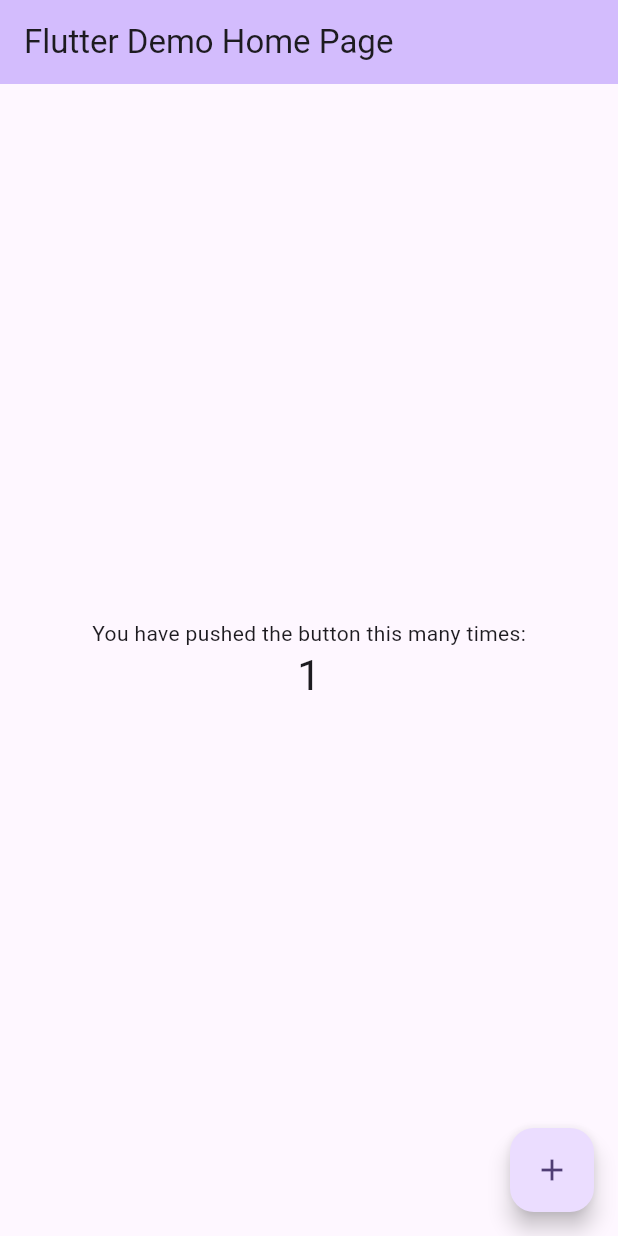
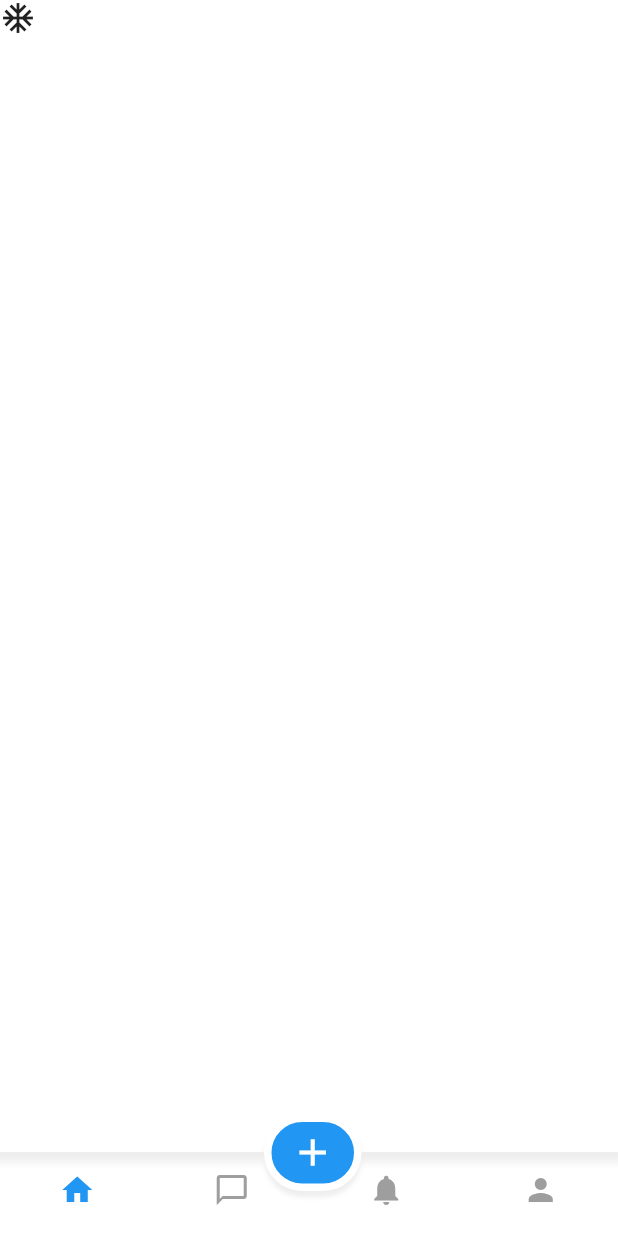
Before and after one commit to Nomankhan65/My-Code, a Flutter app: the screen it shows after launch, after a tap on the "add" icon, on a phone screen of 412 x 824 dp. Run offline on Flutter 3.47's test engine with Material 3 defaults, Android fonts, the phone set to English and light mode, and no system bars; our stand-ins replace get.

Commit message:
bottom nav bar added

```diff
--- /dev/null
+++ b/lib/controller/home_controller.dart
@@ -0,0 +1,17 @@
+import 'package:flutter/material.dart';
+import 'package:get/get.dart';
+
+class HomeController extends GetxController{
+
+  RxInt currentIndex=0.obs;
+   RxList screenList = [
+    Icon(Icons.ac_unit),
+    Icon(Icons.abc_rounded),
+    Icon(Icons.access_alarm),
+    Icon(Icons.access_time_filled_outlined)
+  ].obs;
+
+  onChange(int index){
+  currentIndex.value=index;
+  }
+}
--- a/lib/main.dart
+++ b/lib/main.dart
@@ -1,3 +1,4 @@
+import 'package:code/view/home_view.dart';
 import 'package:flutter/material.dart';
 
 void main() {
@@ -31,95 +32,7 @@ class MyApp extends StatelessWidget {
         colorScheme: ColorScheme.fromSeed(seedColor: Colors.deepPurple),
         useMaterial3: true,
       ),
-      home: const MyHomePage(title: 'Flutter Demo Home Page'),
+      home: HomeView(),
     );
   }
 }
-
-class MyHomePage extends StatefulWidget {
-  const MyHomePage({super.key, required this.title});
-
-  // This widget is the home page of your application. It is stateful, meaning
-  // that it has a State object (defined below) that contains fields that affect
-  // how it looks.
-
-  // This class is the configuration for the state. It holds the values (in this
-  // case the title) provided by the parent (in this case the App widget) and
-  // used by the build method of the State. Fields in a Widget subclass are
-  // always marked "final".
-
-  final String title;
-
-  @override
-  State<MyHomePage> createState() => _MyHomePageState();
-}
-
-class _MyHomePageState extends State<MyHomePage> {
-  int _counter = 0;
-
-  void _incrementCounter() {
-    setState(() {
-      // This call to setState tells the Flutter framework that something has
-      // changed in this State, which causes it to rerun the build method below
-      // so that the display can reflect the updated values. If we changed
-      // _counter without calling setState(), then the build method would not be
-      // called again, and so nothing would appear to happen.
-      _counter++;
-    });
-  }
-
-  @override
-  Widget build(BuildContext context) {
-    // This method is rerun every time setState is called, for instance as done
-    // by the _incrementCounter method above.
-    //
-    // The Flutter framework has been optimized to make rerunning build methods
-    // fast, so that you can just rebuild anything that needs updating rather
-    // than having to individually change instances of widgets.
-    return Scaffold(
-      appBar: AppBar(
-        // TRY THIS: Try changing the color here to a specific color (to
-        // Colors.amber, perhaps?) and trigger a hot reload to see the AppBar
-        // change color while the other colors stay the same.
-        backgroundColor: Theme.of(context).colorScheme.inversePrimary,
-        // Here we take the value from the MyHomePage object that was created by
-        // the App.build method, and use it to set our appbar title.
-        title: Text(widget.title),
-      ),
-      body: Center(
-        // Center is a layout widget. It takes a single child and positions it
-        // in the middle of the parent.
-        child: Column(
-          // Column is also a layout widget. It takes a list of children and
-          // arranges them vertically. By default, it sizes itself to fit its
-          // children horizontally, and tries to be as tall as its parent.
-          //
-          // Column has various properties to control how it sizes itself and
-          // how it positions its children. Here we use mainAxisAlignment to
-          // center the children vertically; the main axis here is the vertical
-          // axis because Columns are vertical (the cross axis would be
-          // horizontal).
-          //
-          // TRY THIS: Invoke "debug painting" (choose the "Toggle Debug Paint"
-          // action in the IDE, or press "p" in the console), to see the
-          // wireframe for each widget.
-          mainAxisAlignment: MainAxisAlignment.center,
-          children: <Widget>[
-            const Text(
-              'You have pushed the button this many times:',
-            ),
-            Text(
-              '$_counter',
-              style: Theme.of(context).textTheme.headlineMedium,
-            ),
-          ],
-        ),
-      ),
-      floatingActionButton: FloatingActionButton(
-        onPressed: _incrementCounter,
-        tooltip: 'Increment',
-        child: const Icon(Icons.add),
-      ), // This trailing comma makes auto-formatting nicer for build methods.
-    );
-  }
-}
--- /dev/null
+++ b/lib/view/home_view.dart
@@ -0,0 +1,116 @@
+import 'package:code/controller/home_controller.dart';
+import 'package:flutter/cupertino.dart';
+import 'package:flutter/material.dart';
+import 'package:get/get.dart';
+import 'package:get/get_core/src/get_main.dart';
+
+class HomeView extends StatelessWidget {
+  HomeView({super.key});
+
+  final controller = Get.put(HomeController());
+  @override
+  Widget build(BuildContext context) {
+    return SafeArea(
+      child: Scaffold(
+        backgroundColor: Colors.white,
+        body: controller.screenList[controller.currentIndex
+            .value], // Display the screen based on the selected index
+        bottomNavigationBar: Obx(() {
+          return Stack(
+            clipBehavior: Clip.none,
+            children: [
+              Container(
+                decoration: BoxDecoration(
+                  gradient: LinearGradient(
+                    colors: [
+                      Colors.grey.shade200, // Grey color
+                      Colors.white, // White color
+                    ],
+                    stops: [
+                      0.05, // 10% grey
+                      0.2, // 90% white
+                    ],
+                    begin: Alignment.topCenter,
+                    end: Alignment.bottomCenter,
+                  ),
+                ),
+                child: BottomNavigationBar(
+                  elevation: 0,
+                  backgroundColor: Colors.transparent,
+                  unselectedItemColor: Colors.grey,
+                  selectedFontSize:12,
+                  showSelectedLabels:false,
+                  currentIndex:controller.currentIndex.value, // Active tab index
+                  selectedItemColor: Colors.blue, // Change to match your design
+                  selectedLabelStyle: const TextStyle(fontFamily: 'Mulish'),
+                  unselectedLabelStyle: const TextStyle(fontFamily: 'Mulish'),
+                  showUnselectedLabels: false,
+                  type:
+                      BottomNavigationBarType.fixed, // Ensure consistent layout
+                  onTap: (index) {
+                    controller.onChange(index); // Handle tab change
+                  },
+                  items: [
+                    BottomNavigationBarItem(
+                      icon: Icon(Icons.home),
+                      label:'',
+                    ),
+                    BottomNavigationBarItem(
+                      icon: Icon(Icons.chat_bubble_outline),
+                      label: '',
+                    ),
+                    BottomNavigationBarItem(
+                      icon: Icon(Icons.notifications),
+                      label: '',
+                    ),
+                    BottomNavigationBarItem(
+                      icon: Icon(Icons.person),
+                      label: '',
+                    ),
+                  ],
+                ),
+              ),
+              Positioned(
+                top: -25,
+                left: MediaQuery.of(context).size.width / 2 -
+                    30, // Center the "+" button
+                child: GestureDetector(
+                  onTap: () {
+                    // Define the action for "+" button
+                  },
+                  child: Column(
+                    mainAxisAlignment: MainAxisAlignment.center,
+                    children: [
+                      Container(
+                        width: 65,
+                        height: 51,
+                        decoration: BoxDecoration(
+                            color: Colors.blue,
+                            borderRadius: BorderRadius.circular(30),
+                            boxShadow: [
+                              BoxShadow(
+                                color: Colors.grey.shade200, // Shadow color
+                                offset: Offset(0,4), // Offset only in the vertical direction (downwards)
+                                blurRadius:2, // Blur effect for a soft shadow
+                                spreadRadius:0, // Ensures the shadow doesn't grow beyond its offset
+                              ),
+                            ],
+                            border: Border.all(color: Colors.white, width: 5)),
+                        child: Icon(
+                          Icons.add,
+                          color: Colors.white,
+                          size: 30,
+                        ),
+                      ),
+                    ],
+                  ),
+                ),
+              ),
+              //),
+            ],
+          );
+        }),
+      ),
+    );
+  }
+}
--- a/pubspec.yaml
+++ b/pubspec.yaml
@@ -34,6 +34,7 @@ dependencies:
   # The following adds the Cupertino Icons font to your application.
   # Use with the CupertinoIcons class for iOS style icons.
   cupertino_icons: ^1.0.8
+  get: ^4.6.6
 
 dev_dependencies:
   flutter_test:
```
Also changed, not shown: pubspec.lock.
